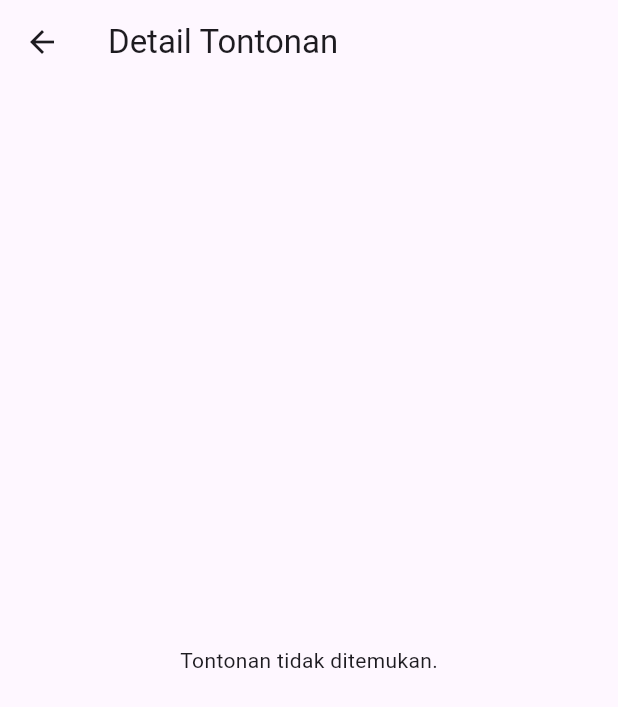
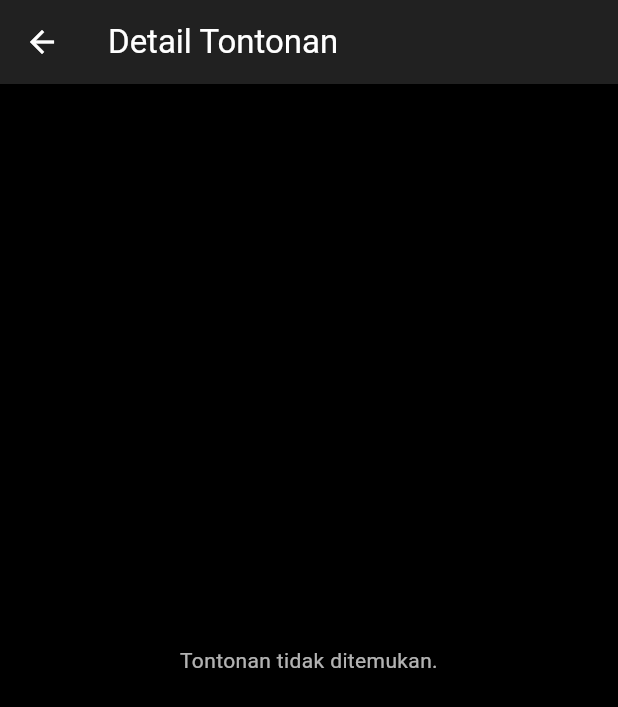
Before and after one commit to akbarydh/tugas_akhir_tekmob, a Flutter app: the TontonanDetailScreen screen opened directly with empty values, on a phone screen of 412 x 824 dp. Shown: the top 707 px of the screen. Run offline on Flutter 3.47's test engine with Material 3 defaults, Android fonts, the phone set to English and light mode, and no system bars.

Commit message:
Ngedit tampilan detail filmn sama edit tontonan

```diff
--- a/lib/screens/tontonan_detail_screen.dart
+++ b/lib/screens/tontonan_detail_screen.dart
@@ -16,34 +16,91 @@ class TontonanDetailScreen extends StatelessWidget {
 
     if (tontonan == null) {
       return Scaffold(
-        appBar: AppBar(title: const Text('Detail Tontonan')),
-        body: const Center(child: Text('Tontonan tidak ditemukan.')),
+        backgroundColor: Colors.black,
+        appBar: AppBar(
+          title: const Text('Detail Tontonan'),
+          backgroundColor: Colors.grey.shade900,
+          foregroundColor: Colors.white,
+        ),
+        body: const Center(
+          child: Text(
+            'Tontonan tidak ditemukan.',
+            style: TextStyle(color: Colors.white70),
+            textAlign: TextAlign.center,
+          ),
+        ),
       );
     }
 
     return Scaffold(
-      appBar: AppBar(title: Text(tontonan.judul)),
-      body: Padding(
-        padding: const EdgeInsets.all(16.0),
-        child: SingleChildScrollView(
+      backgroundColor: Colors.black,
+      appBar: AppBar(
+        title: Text(tontonan.judul),
+        backgroundColor: Colors.grey.shade900,
+        foregroundColor: Colors.white,
+      ),
+      body: Center(
+        child: Container(
+          width: 320, // ⬅️ Ukuran kotak diperbesar sedikit
+          padding: const EdgeInsets.all(20),
+          decoration: BoxDecoration(
+            color: Colors.grey.shade900,
+            borderRadius: BorderRadius.circular(14),
+            border: Border.all(color: Colors.white12),
+            boxShadow: [
+              BoxShadow(
+                color: Colors.black.withOpacity(0.4),
+                blurRadius: 8,
+                offset: const Offset(0, 4),
+              ),
+            ],
+          ),
           child: Column(
-            crossAxisAlignment: CrossAxisAlignment.start,
+            mainAxisSize: MainAxisSize.min,
             children: [
-              Text('Genre: ${tontonan.genre}', style: const TextStyle(fontSize: 18)),
+              Text(
+                tontonan.genre,
+                style: const TextStyle(
+                  color: Colors.amber,
+                  fontSize: 18,
+                  fontWeight: FontWeight.bold,
+                ),
+                textAlign: TextAlign.center,
+              ),
               const SizedBox(height: 10),
-              Text('Rating (OMDb): ⭐ ${tontonan.rating.toStringAsFixed(1)}'),
+              Text(
+                '⭐ ${tontonan.rating.toStringAsFixed(1)}',
+                style: const TextStyle(color: Colors.white, fontSize: 16),
+                textAlign: TextAlign.center,
+              ),
               const SizedBox(height: 10),
-              Text('Status: ${tontonan.sudahDitonton ? "Sudah Ditonton" : "Belum Ditonton"}'),
+              Text(
+                tontonan.sudahDitonton ? 'Sudah Ditonton' : 'Belum Ditonton',
+                style: const TextStyle(color: Colors.white70, fontSize: 14),
+                textAlign: TextAlign.center,
+              ),
               const SizedBox(height: 10),
-              Text('Rating Pribadi: ${tontonan.ratingPribadi > 0 ? tontonan.ratingPribadi.toStringAsFixed(1) : "Belum dinilai"}'),
-              const SizedBox(height: 20),
-              const Text('Sinopsis:', style: TextStyle(fontWeight: FontWeight.bold)),
-              Text(tontonan.sinopsis),
-              const SizedBox(height: 20),
-              const Text('Catatan Pribadi:', style: TextStyle(fontWeight: FontWeight.bold)),
-              tontonan.catatanPribadi.isEmpty
-                  ? const Text('Tidak ada catatan.')
-                  : Text(tontonan.catatanPribadi),
+              Text(
+                tontonan.ratingPribadi > 0
+                    ? 'Rating Pribadi: ${tontonan.ratingPribadi.toStringAsFixed(1)}'
+                    : 'Belum dinilai',
+                style: const TextStyle(color: Colors.white70, fontSize: 14),
+                textAlign: TextAlign.center,
+              ),
+              const SizedBox(height: 14),
+              const Divider(color: Colors.white24, thickness: 0.5),
+              const SizedBox(height: 8),
+              Text(
+                tontonan.catatanPribadi.isNotEmpty
+                    ? '"${tontonan.catatanPribadi}"'
+                    : 'Tidak ada catatan.',
+                style: const TextStyle(
+                  color: Colors.white60,
+                  fontSize: 13,
+                  fontStyle: FontStyle.italic,
+                ),
+                textAlign: TextAlign.center,
+              ),
             ],
           ),
         ),
```
Also changed, not shown: lib/screens/edit_tontonan_screen.dart (+72 -13 lines).
